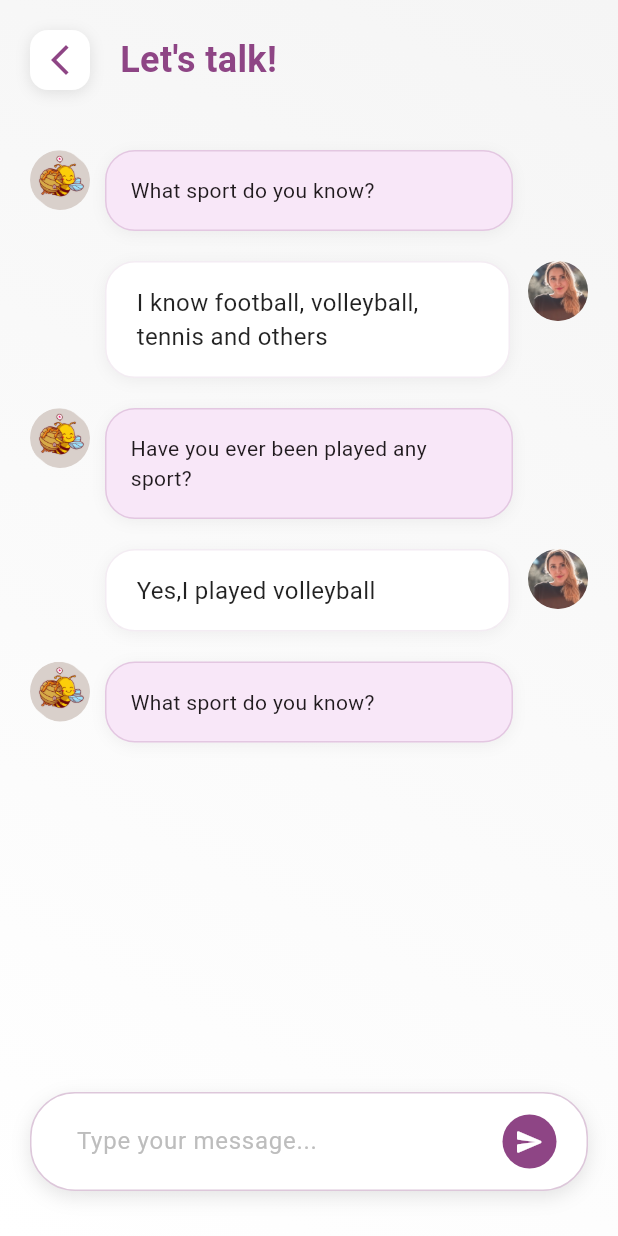
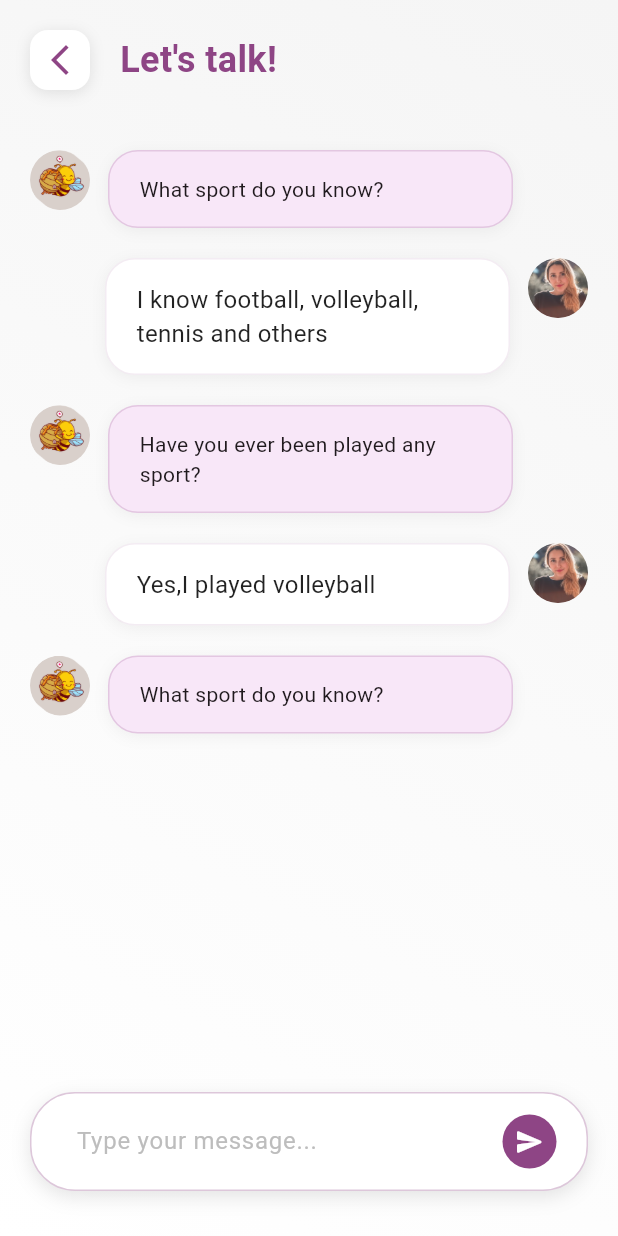
Before and after one commit to mrxdevs/baatu, a Flutter app: the ChatScreen screen opened directly, on a phone screen of 412 x 824 dp. Run offline on Flutter 3.47's test engine with Material 3 defaults, Android fonts, the light colour scheme and no system bars; drawn by our look-alikes of flutter_markdown; our stand-ins replace cloud_firestore, firebase_auth, firebase_core, shared_preferences; missing offline and left inert: firebase_app_check; accounts and stored records are empty.

Commit message:
refactor(chat_screen): rename _buildBotMessage2 to _buildBotMessage and remove unused method
The method _buildBotMessage2 was renamed to _buildBotMessage for consistency and clarity. The unused _buildBotMessage_ method was also removed to clean up the codebase.

```diff
--- a/lib/screens/chat_screen.dart
+++ b/lib/screens/chat_screen.dart
@@ -37,11 +37,10 @@ class _ChatScreenState extends State<ChatScreen> {
   void initState() {
     super.initState();
     _geminiService = GeminiService(
-      apiKey:
-          ApiKeys.googleApiKey, // Replace with your actual Gemini API key
+      apiKey: ApiKeys.googleApiKey, // Replace with your actual Gemini API key
     );
     _messages.addAll([
-      _buildBotMessage2(
+      _buildBotMessage(
         "What sport do you know?",
         const AssetImage('assets/images/bee.png'),
       ),
@@ -51,7 +50,7 @@ class _ChatScreenState extends State<ChatScreen> {
         const AssetImage('assets/images/user.png'),
       ),
       const SizedBox(height: 20),
-      _buildBotMessage2(
+      _buildBotMessage(
         "Have you ever been played any sport?",
         const AssetImage('assets/images/bee.png'),
       ),
@@ -61,7 +60,7 @@ class _ChatScreenState extends State<ChatScreen> {
         const AssetImage('assets/images/user.png'),
       ),
       const SizedBox(height: 20),
-      _buildBotMessage2(
+      _buildBotMessage(
         "What sport do you know?",
         const AssetImage('assets/images/bee.png'),
       ),
@@ -100,7 +99,6 @@ class _ChatScreenState extends State<ChatScreen> {
       _currentStreamedResponse = '';
     });
 
-
     // Force scroll after adding user message
     await Future.delayed(const Duration(milliseconds: 100));
     _scrollToBottom();
@@ -116,7 +114,7 @@ class _ChatScreenState extends State<ChatScreen> {
       // Show typing indicator and store its index
       setState(() {
         typingIndicatorIndex = _messages.length;
-        _messages.add(_buildBotMessage2(
+        _messages.add(_buildBotMessage(
           "Typing...",
           const AssetImage('assets/images/bee.png'),
         ));
@@ -132,11 +130,14 @@ class _ChatScreenState extends State<ChatScreen> {
       }
 
       // Get complete response from API
-      final response = await _geminiService.getChatResponse(userMessage, chatHistory);
+      final response =
+          await _geminiService.getChatResponse(userMessage, chatHistory);
 
       if (kDebugMode) {
-        print('ChatScreen: Received response from Gemini: ${response.substring(0, min(50, response.length))}...');
-        print('ChatScreen: typingIndicatorIndex: $typingIndicatorIndex, messages length: ${_messages.length}');
+        print(
+            'ChatScreen: Received response from Gemini: ${response.substring(0, min(50, response.length))}...');
+        print(
+            'ChatScreen: typingIndicatorIndex: $typingIndicatorIndex, messages length: ${_messages.length}');
       }
 
       if (mounted) {
@@ -146,29 +147,37 @@ class _ChatScreenState extends State<ChatScreen> {
 
         setState(() {
           // Only remove typing indicator if it was added
-          if (typingIndicatorIndex >= 0 && typingIndicatorIndex < _messages.length) {
+          if (typingIndicatorIndex >= 0 &&
+              typingIndicatorIndex < _messages.length) {
             if (kDebugMode) {
-              print('ChatScreen: Removing typing indicator at index $typingIndicatorIndex');
+              print(
+                  'ChatScreen: Removing typing indicator at index $typingIndicatorIndex');
             }
 
             // Remove the typing indicator and spacing
-            _messages.removeAt(typingIndicatorIndex + 1); // Remove height SizedBox
+            _messages
+                .removeAt(typingIndicatorIndex + 1); // Remove height SizedBox
             _messages.removeAt(typingIndicatorIndex); // Remove typing message
 
             if (kDebugMode) {
-              print('ChatScreen: Adding bot response at index $typingIndicatorIndex');
+              print(
+                  'ChatScreen: Adding bot response at index $typingIndicatorIndex');
             }
 
             // Add the complete response at the same position
             _currentStreamedResponse = response;
-            _messages.insert(typingIndicatorIndex, _buildBotMessage2(
-              _currentStreamedResponse,
-              const AssetImage('assets/images/bee.png'),
-            ));
-            _messages.insert(typingIndicatorIndex + 1, const SizedBox(height: 20));
+            _messages.insert(
+                typingIndicatorIndex,
+                _buildBotMessage(
+                  _currentStreamedResponse,
+                  const AssetImage('assets/images/bee.png'),
+                ));
+            _messages.insert(
+                typingIndicatorIndex + 1, const SizedBox(height: 20));
           } else {
             if (kDebugMode) {
-              print('ChatScreen: Typing indicator not found, adding response at end');
+              print(
+                  'ChatScreen: Typing indicator not found, adding response at end');
               print('ChatScreen: Current messages length: ${_messages.length}');
             }
 
@@ -179,13 +188,17 @@ class _ChatScreenState extends State<ChatScreen> {
             //   const AssetImage('assets/images/bee.png'),
             // ));
 
-            _buildBotMessage2(message, const AssetImage('assets/images/bee.png'),);
+            _buildBotMessage(
+              message,
+              const AssetImage('assets/images/bee.png'),
+            );
             _messages.add(const SizedBox(height: 20));
           }
           _isTyping = false;
 
           if (kDebugMode) {
-            print('ChatScreen: Final messages length after update: ${_messages.length}');
+            print(
+                'ChatScreen: Final messages length after update: ${_messages.length}');
           }
         });
         _scrollToBottom();
@@ -204,8 +217,10 @@ class _ChatScreenState extends State<ChatScreen> {
 
         // Remove typing indicator on error
         setState(() {
-          if (typingIndicatorIndex >= 0 && typingIndicatorIndex < _messages.length) {
-            _messages.removeAt(typingIndicatorIndex + 1); // Remove height SizedBox
+          if (typingIndicatorIndex >= 0 &&
+              typingIndicatorIndex < _messages.length) {
+            _messages
+                .removeAt(typingIndicatorIndex + 1); // Remove height SizedBox
             _messages.removeAt(typingIndicatorIndex); // Remove typing message
           }
           _isTyping = false;
@@ -274,7 +289,7 @@ class _ChatScreenState extends State<ChatScreen> {
                   ),
                 ),
 
-                 Expanded(
+                Expanded(
                   child: ListView.builder(
                     controller: _scrollController,
                     padding: const EdgeInsets.all(20),
@@ -356,7 +371,7 @@ class _ChatScreenState extends State<ChatScreen> {
     );
   }
 
-  Widget _buildBotMessage_(String message, ImageProvider avatarImage) {
+  Widget _buildBotMessage(String message, ImageProvider avatarImage) {
     return Row(
       crossAxisAlignment: CrossAxisAlignment.start,
       children: [
@@ -384,19 +399,14 @@ class _ChatScreenState extends State<ChatScreen> {
                 ),
               ],
             ),
-            child: Text(
-              message,
-              style: const TextStyle(
-                color: Color(0xFF8E4585),
-                fontSize: 16,
-              ),
-            ),
-          //          child:   Markdown(
-          //           shrinkWrap: true,
-          //                 data: message,
-          //                 // styleSheet: MarkdownStyleSheet.fromTheme(Theme.of(context)),
-          //                 styleSheet: MarkdownStyleSheet(),
-          //               )
+
+
+                     child:   MarkdownBody(
+                      shrinkWrap: true,
+                            data: message,
+                            // styleSheet: MarkdownStyleSheet.fromTheme(Theme.of(context)),
+                            styleSheet: MarkdownStyleSheet(),
+                          )
           ),
         ),
         const SizedBox(width: 50),
@@ -405,44 +415,6 @@ class _ChatScreenState extends State<ChatScreen> {
   }
 
 
-  _buildBotMessage2(String message, ImageProvider avatarImage) {
-    return
-                Stack(
-                  children: [
-                    Container(
-                        margin: const EdgeInsets.only(right: 50, left: 50),
-                                decoration: BoxDecoration(
-                                  color: const Color(0xFFF8E7F8),
-                                  border: Border.all(
-                    color: const Color(0xFF8E4585).withOpacity(0.2),
-                    width: 1,
-                                  ),
-                                  borderRadius: BorderRadius.circular(20),
-                                  boxShadow: [
-                    BoxShadow(
-                      color: Colors.black.withOpacity(0.05),
-                      blurRadius: 8,
-                      offset: const Offset(0, 2),
-                    ),
-                                  ],
-                                ),
-                      child: Markdown(
-                        // controller: _scrollController,
-                          shrinkWrap: true,
-                                data: message,
-                                // styleSheet: MarkdownStyleSheet.fromTheme(Theme.of(context)),
-                                styleSheet: MarkdownStyleSheet(),
-                              ),
-                    ),
-
-                 CircleAvatar(
-          radius: 20,
-          backgroundImage: avatarImage,
-          backgroundColor: Colors.transparent,
-        ),
-        ],
-                );
-  }
 
   Widget _buildUserMessage(String message, ImageProvider avatarImage) {
     return Row(
```
